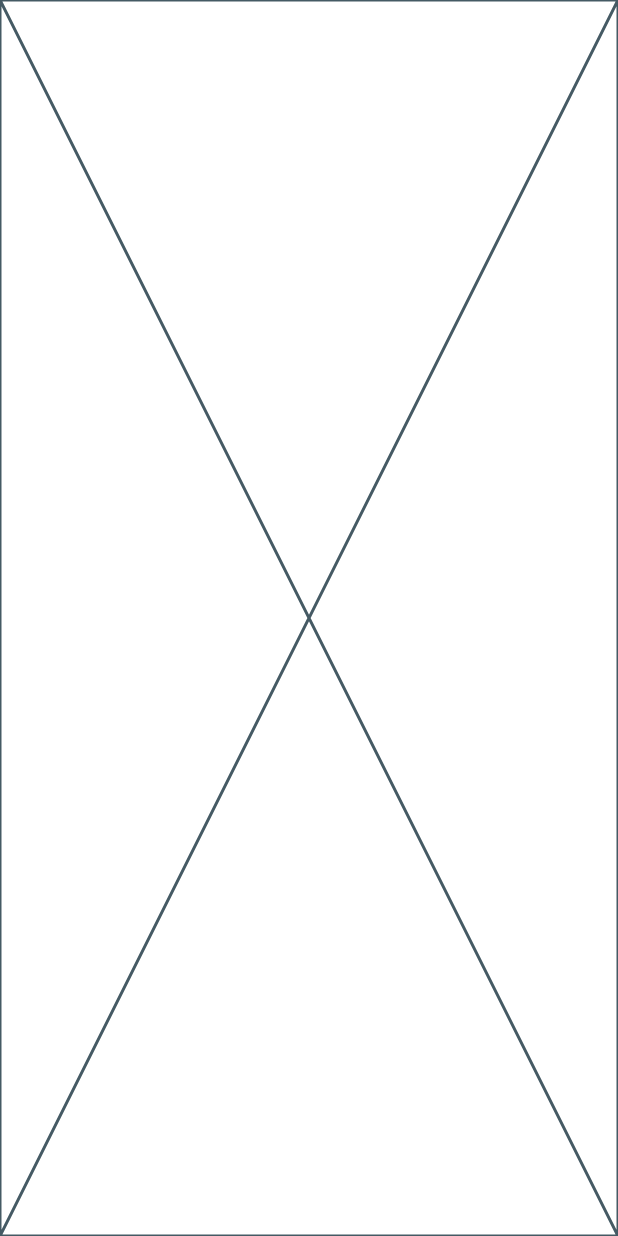
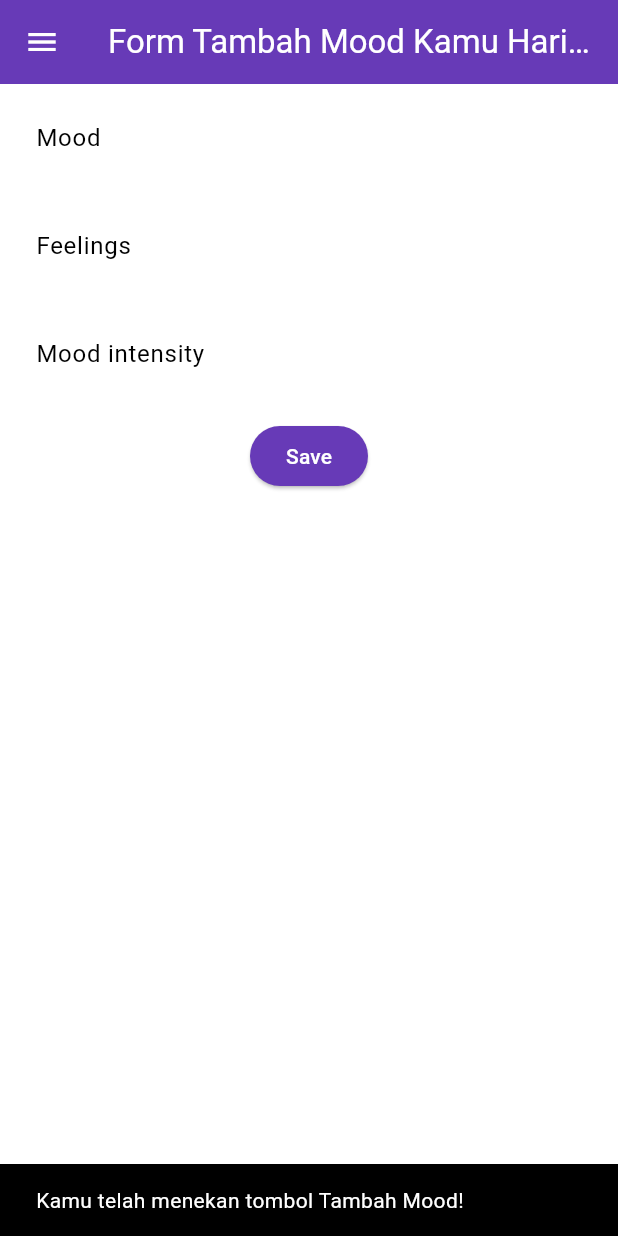
Before and after one commit to olavdendy/mental-health-tracker-mobile, a Flutter app: the screen it shows after launch, after a tap on "Tambah Mood", on a phone screen of 412 x 824 dp. Run offline on Flutter 3.47's test engine with Material 3 defaults, Android fonts, the phone set to English and light mode, and no system bars.

Commit message:
tutorial 7 fix

```diff
--- a/lib/screens/menu.dart
+++ b/lib/screens/menu.dart
@@ -1,11 +1,12 @@
 import 'package:flutter/material.dart';
 import 'package:mental_health_tracker/widgets/left_drawer.dart';
 import 'package:mental_health_tracker/widgets/mood_card.dart';
+import 'package:mental_health_tracker/screens/moodentry_form.dart';
 
 class MyHomePage extends StatelessWidget {
-    final String npm = '5000000000'; // NPM
-    final String name = 'Gedagedi Gedagedago'; // Nama
-    final String className = 'PBP S'; // Kelas
+  final String npm = '2306230590'; // NPM
+  final String name = 'Olav'; // Nama
+  final String className = 'PBP A'; // Kelas
   final List<ItemHomepage> items = [
     ItemHomepage("Lihat Mood", Icons.mood),
     ItemHomepage("Tambah Mood", Icons.add),
@@ -19,8 +20,6 @@ class MyHomePage extends StatelessWidget {
     return Scaffold(
       // AppBar adalah bagian atas halaman yang menampilkan judul.
       appBar: AppBar(
-        // Mengganti warna icon drawer menjadi putih
-        iconTheme: const IconThemeData(color: Colors.white),
         // Judul aplikasi "Mental Health Tracker" dengan teks putih dan tebal.
         title: const Text(
           'Mental Health Tracker',
@@ -31,7 +30,10 @@ class MyHomePage extends StatelessWidget {
         ),
         // Warna latar belakang AppBar diambil dari skema warna tema aplikasi.
         backgroundColor: Theme.of(context).colorScheme.primary,
+        // Mengganti warna ikon drawer menjadi putih.
+        iconTheme: const IconThemeData(color: Colors.white),
       ),
+      // Menambahkan drawer ke Scaffold.
       drawer: const LeftDrawer(),
       // Body halaman dengan padding di sekelilingnya.
       body: Padding(
@@ -49,15 +51,12 @@ class MyHomePage extends StatelessWidget {
                 InfoCard(title: 'Class', content: className),
               ],
             ),
-
             // Memberikan jarak vertikal 16 unit.
             const SizedBox(height: 16.0),
-
             // Menempatkan widget berikutnya di tengah halaman.
             Center(
               child: Column(
                 // Menyusun teks dan grid item secara vertikal.
-
                 children: [
                   // Menampilkan teks sambutan dengan gaya tebal dan ukuran 18.
                   const Padding(
@@ -70,7 +69,6 @@ class MyHomePage extends StatelessWidget {
                       ),
                     ),
                   ),
-
                   // Grid untuk menampilkan ItemCard dalam bentuk grid 3 kolom.
                   GridView.count(
                     primary: true,
@@ -80,7 +78,6 @@ class MyHomePage extends StatelessWidget {
                     crossAxisCount: 3,
                     // Agar grid menyesuaikan tinggi kontennya.
                     shrinkWrap: true,
-
                     // Menampilkan ItemCard untuk setiap item dalam list items.
                     children: items.map((ItemHomepage item) {
                       return ItemCard(item);
@@ -98,7 +95,6 @@ class MyHomePage extends StatelessWidget {
 
 class InfoCard extends StatelessWidget {
   // Kartu informasi yang menampilkan title dan content.
-
   final String title;  // Judul kartu.
   final String content;  // Isi kartu.
 
@@ -128,3 +124,68 @@ class InfoCard extends StatelessWidget {
     );
   }
 }
+
+class ItemHomepage {
+  final String name;
+  final IconData icon;
+
+  ItemHomepage(this.name, this.icon);
+}
+
+class ItemCard extends StatelessWidget {
+  // Menampilkan kartu dengan ikon dan nama.
+  final ItemHomepage item;
+
+  const ItemCard(this.item, {super.key});
+
+  @override
+  Widget build(BuildContext context) {
+    return Material(
+      // Menentukan warna latar belakang dari tema aplikasi.
+      color: Theme.of(context).colorScheme.secondary,
+      // Membuat sudut kartu melengkung.
+      borderRadius: BorderRadius.circular(12),
+
+      child: InkWell(
+        // Aksi ketika kartu ditekan.
+        onTap: () {
+          // Menampilkan pesan SnackBar saat kartu ditekan.
+          ScaffoldMessenger.of(context)
+            ..hideCurrentSnackBar()
+            ..showSnackBar(
+              SnackBar(content: Text("Kamu telah menekan tombol ${item.name}!")));
+          // Navigate ke route yang sesuai (tergantung jenis tombol)
+          if (item.name == "Tambah Mood") {
+            Navigator.push(
+              context,
+              MaterialPageRoute(builder: (context) => const MoodEntryFormPage()),
+            );
+          }
+        },
+        // Container untuk menyimpan Icon dan Text.
+        child: Container(
+          padding: const EdgeInsets.all(8),
+          child: Center(
+            child: Column(
+              // Menyusun ikon dan teks di tengah kartu.
+              mainAxisAlignment: MainAxisAlignment.center,
+              children: [
+                Icon(
+                  item.icon,
+                  color: Colors.white,
+                  size: 30.0,
+                ),
+                const Padding(padding: EdgeInsets.all(3)),
+                Text(
+                  item.name,
+                  textAlign: TextAlign.center,
+                  style: const TextStyle(color: Colors.white),
+                ),
+              ],
+            ),
+          ),
+        ),
+      ),
+    );
+  }
+}
--- a/lib/screens/moodentry_form.dart
+++ b/lib/screens/moodentry_form.dart
@@ -13,9 +13,10 @@ class _MoodEntryFormPageState extends State<MoodEntryFormPage> {
   String _mood = "";
   String _feelings = "";
   int _moodIntensity = 0;
+
   @override
   Widget build(BuildContext context) {
-    Scaffold(
+    return Scaffold(
       appBar: AppBar(
         title: const Center(
           child: Text(
@@ -59,6 +60,29 @@ class _MoodEntryFormPageState extends State<MoodEntryFormPage> {
                 padding: const EdgeInsets.all(8.0),
                 child: TextFormField(
                   decoration: InputDecoration(
+                    hintText: "Feelings",
+                    labelText: "Feelings",
+                    border: OutlineInputBorder(
+                      borderRadius: BorderRadius.circular(5.0),
+                    ),
+                  ),
+                  onChanged: (String? value) {
+                    setState(() {
+                      _feelings = value!;
+                    });
+                  },
+                  validator: (String? value) {
+                    if (value == null || value.isEmpty) {
+                      return "Feelings tidak boleh kosong!";
+                    }
+                    return null;
+                  },
+                ),
+              ),
+              Padding(
+                padding: const EdgeInsets.all(8.0),
+                child: TextFormField(
+                  decoration: InputDecoration(
                     hintText: "Mood intensity",
                     labelText: "Mood intensity",
                     border: OutlineInputBorder(
@@ -87,11 +111,13 @@ class _MoodEntryFormPageState extends State<MoodEntryFormPage> {
                   padding: const EdgeInsets.all(8.0),
                   child: ElevatedButton(
                     style: ButtonStyle(
-                        backgroundColor: WidgetStateProperty.all(
-                            Theme.of(context).colorScheme.primary),
+                      backgroundColor: MaterialStateProperty.all(
+                        Theme.of(context).colorScheme.primary,
+                      ),
                     ),
                     onPressed: () {
-                        if (_formKey.currentState!.validate()) {showDialog(
+                      if (_formKey.currentState!.validate()) {
+                        showDialog(
                           context: context,
                           builder: (context) {
                             return AlertDialog(
@@ -101,6 +127,7 @@ class _MoodEntryFormPageState extends State<MoodEntryFormPage> {
                                   crossAxisAlignment: CrossAxisAlignment.start,
                                   children: [
                                     Text('Mood: $_mood'),
+                                    Text('Feelings: $_feelings'),
                                     Text('Mood Intensity: $_moodIntensity'),
                                   ],
                                 ),
@@ -127,10 +154,9 @@ class _MoodEntryFormPageState extends State<MoodEntryFormPage> {
                 ),
               ),
             ],
-          )
+          ),
         ),
       ),
     );
-    return Placeholder();
   }
 }
```
Also changed, not shown: lib/widgets/left_drawer.dart (+7 -7 lines). Lines whose indentation alone changed are shown as unchanged.
